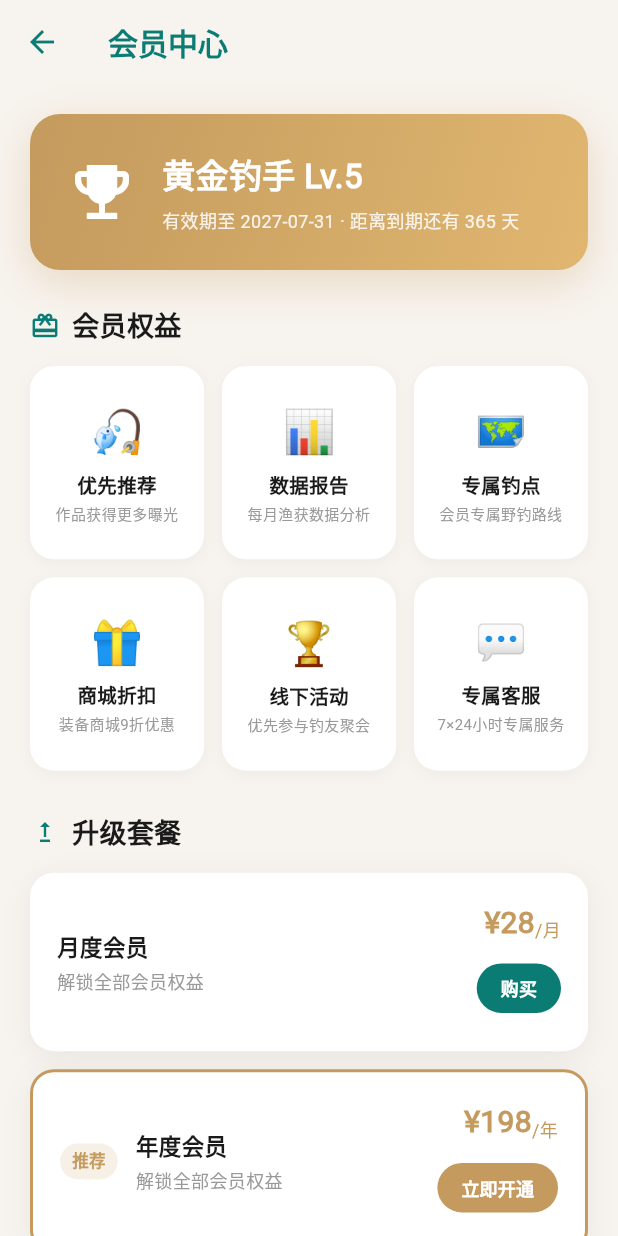
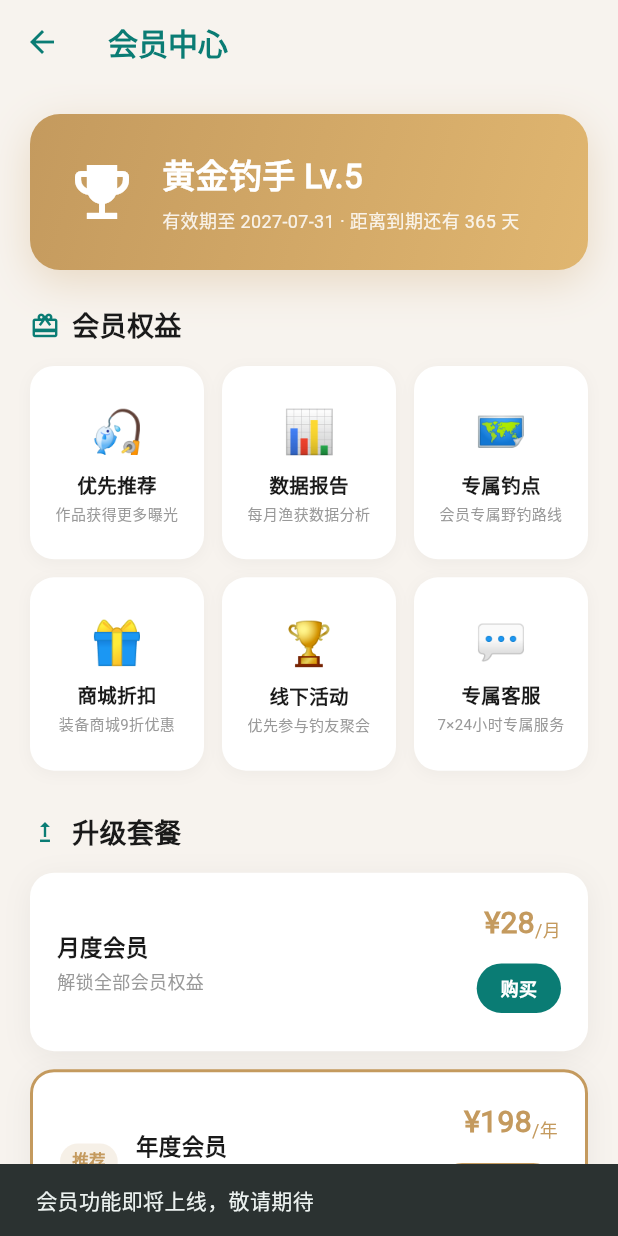
Before and after one commit to overhead-218/moyuquan, a Flutter app: the MemberCenterPage screen opened directly, after a tap on "购买", on a phone screen of 412 x 824 dp. Run offline on Flutter 3.47's test engine with Material 3 defaults, Android fonts, the light colour scheme and no system bars; our stand-ins replace firebase_core, image_picker, share_plus, sign_in_with_apple; missing offline and left inert: dart:html, dart:js_interop; accounts and stored records are empty; network calls fail.

Commit message:
fix(ios): resolve App Store rejections - guest entry + member button + encryption flag

```diff
--- a/lib/main.dart
+++ b/lib/main.dart
@@ -1,5 +1,6 @@
 import 'package:flutter/material.dart';
 import 'pages/login_page.dart';
+import 'pages/home_shell.dart';
 import 'services/spot_service.dart';
 import 'services/post_service.dart';
 import 'services/message_service.dart';
@@ -55,8 +56,8 @@ class FishingApp extends StatelessWidget {
           centerTitle: false,
         ),
       ),
-      // 启动显示登录页
-      home: const LoginPage(),
+      // 游客态可直接进入首页浏览；登录页改为需要时按需弹出
+      home: const HomeShell(),
     );
   }
 }
--- a/lib/pages/member_center_page.dart
+++ b/lib/pages/member_center_page.dart
@@ -334,7 +334,12 @@ class _PlanCard extends StatelessWidget {
               ),
               const SizedBox(height: 6),
               ElevatedButton(
-                onPressed: () {},
+                onPressed: () => ScaffoldMessenger.of(context).showSnackBar(
+                  const SnackBar(
+                    content: Text('会员功能即将上线，敬请期待'),
+                    duration: const Duration(seconds: 2),
+                  ),
+                ),
                 style: ElevatedButton.styleFrom(
                   backgroundColor: recommended
                       ? const Color(0xFFC49A5E)
```
Also changed, not shown: 1 other file.
